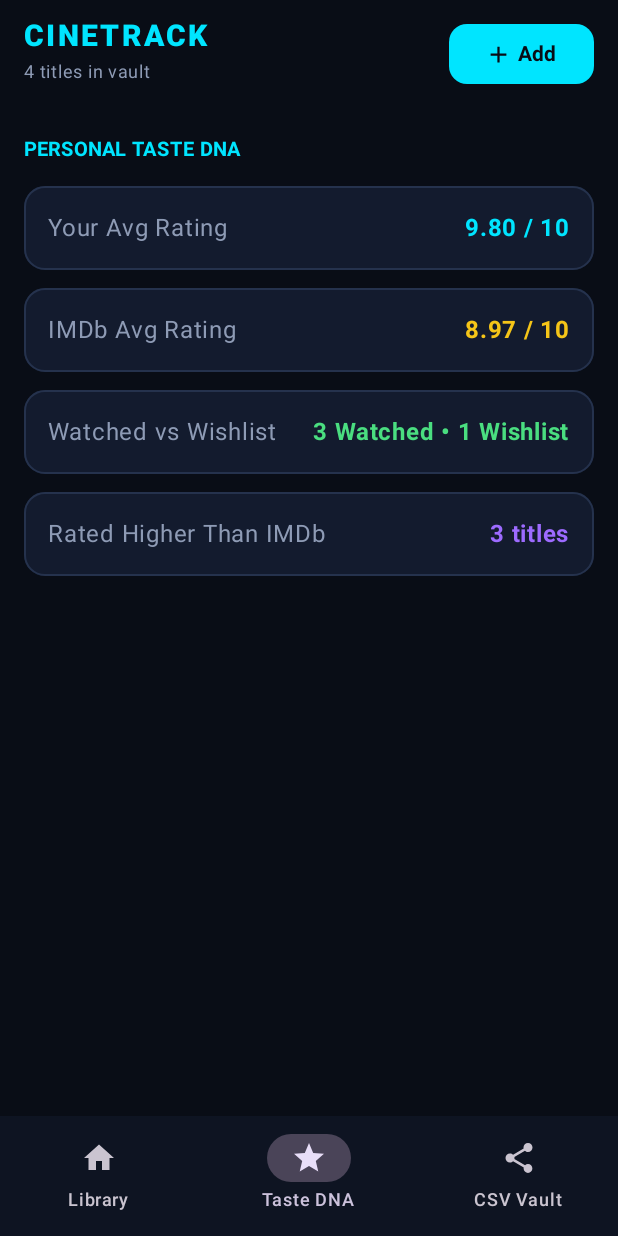
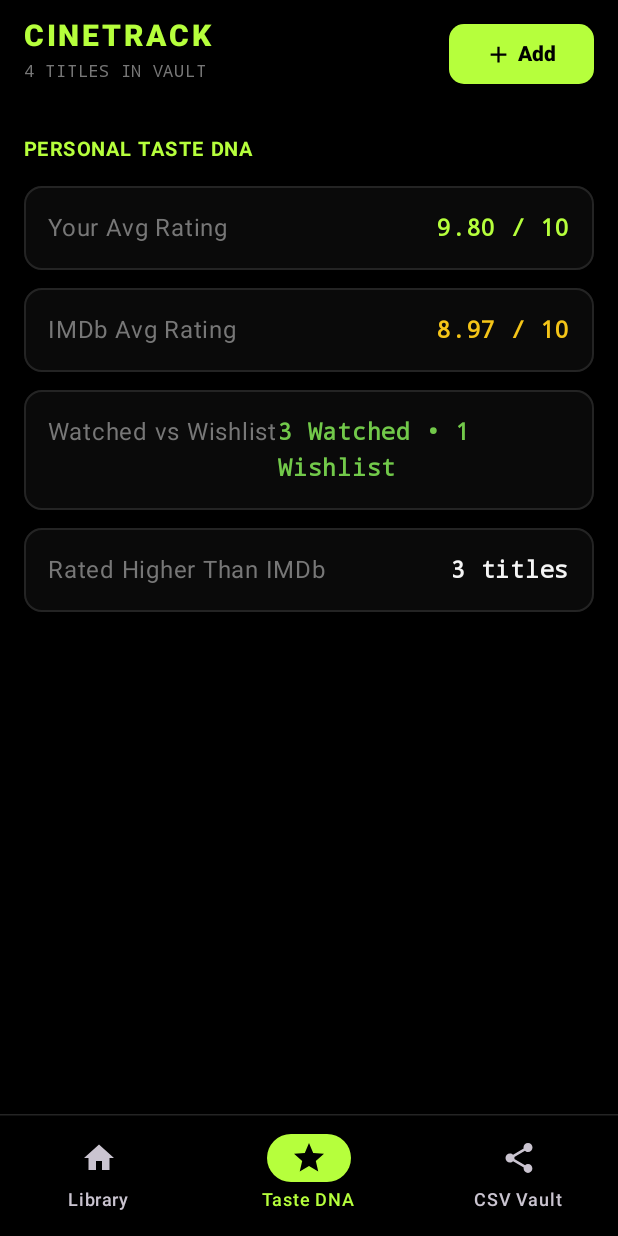
Before and after one commit to me-Tu2/CineTrack, an Android app built with Jetpack Compose: the screen it shows after launch (MainActivity), item 2 of the bottom bar chosen, on a phone screen of 412 x 824 dp. Run offline under Robolectric (Android 15) with nearby library versions, the phone set to English and light mode, and no system bars.

Commit message:
Upgrade to Minimalist Neon OLED theme + Custom Neon Icon

```diff
--- a/app/src/main/java/com/cinetrack/hub/MainActivity.kt
+++ b/app/src/main/java/com/cinetrack/hub/MainActivity.kt
@@ -20,9 +20,9 @@ import androidx.compose.runtime.*
 import androidx.compose.ui.Alignment
 import androidx.compose.ui.Modifier
 import androidx.compose.ui.draw.clip
-import androidx.compose.ui.graphics.Brush
 import androidx.compose.ui.graphics.Color
 import androidx.compose.ui.platform.LocalContext
+import androidx.compose.ui.text.font.FontFamily
 import androidx.compose.ui.text.font.FontWeight
 import androidx.compose.ui.text.style.TextOverflow
 import androidx.compose.ui.unit.dp
@@ -30,21 +30,21 @@ import androidx.compose.ui.unit.sp
 import java.util.Locale
 import kotlin.math.roundToInt
 
-private val BgObsidian = Color(0xFF090D16)
-private val GlassCard = Color(0xFF131B2E)
-private val GlassBorder = Color(0xFF25324D)
+private val OledBlack = Color(0xFF000000)
+private val CardSurface = Color(0xFF0A0A0A)
+private val DividerLine = Color(0xFF242424)
+private val NeonGreen = Color(0xFFB6FF3C)
+private val SecondaryGreen = Color(0xFF72C94A)
 private val ImdbGold = Color(0xFFF5C518)
-private val SpeedCyan = Color(0xFF00E5FF)
-private val NeonPurple = Color(0xFF9D6BFF)
-private val TextPrimary = Color(0xFFF3F6FC)
-private val TextMuted = Color(0xFF8E9BB5)
+private val TextWhite = Color(0xFFF5F5F5)
+private val TextMuted = Color(0xFF777777)
 
 class MainActivity : ComponentActivity() {
     override fun onCreate(savedInstanceState: Bundle?) {
         super.onCreate(savedInstanceState)
         setContent {
-            MaterialTheme(colorScheme = darkColorScheme(background = BgObsidian, surface = GlassCard, primary = SpeedCyan, onBackground = TextPrimary, onSurface = TextPrimary)) {
-                Surface(modifier = Modifier.fillMaxSize(), color = BgObsidian) { CineTrackApp() }
+            MaterialTheme(colorScheme = darkColorScheme(background = OledBlack, surface = CardSurface, primary = NeonGreen, onBackground = TextWhite, onSurface = TextWhite)) {
+                Surface(modifier = Modifier.fillMaxSize(), color = OledBlack) { CineTrackApp() }
             }
         }
     }
@@ -59,23 +59,26 @@ fun CineTrackApp() {
     fun saveAll(list: List<MediaEntry>) { entries = list; StorageHelper.saveEntries(ctx, list) }
 
     Scaffold(
-        containerColor = BgObsidian,
+        containerColor = OledBlack,
         topBar = {
             Row(Modifier.fillMaxWidth().statusBarsPadding().padding(16.dp, 12.dp), verticalAlignment = Alignment.CenterVertically, horizontalArrangement = Arrangement.SpaceBetween) {
                 Column {
-                    Text("CINETRACK", color = SpeedCyan, fontSize = 20.sp, fontWeight = FontWeight.ExtraBold, letterSpacing = 1.5.sp)
-                    Text("${entries.size} titles in vault", color = TextMuted, fontSize = 12.sp)
+                    Text("CINETRACK", color = NeonGreen, fontSize = 20.sp, fontWeight = FontWeight.Black, letterSpacing = 1.8.sp)
+                    Text("${entries.size} TITLES IN VAULT", color = TextMuted, fontSize = 11.sp, fontFamily = FontFamily.Monospace)
                 }
-                Button(onClick = { showAdd = true }, colors = ButtonDefaults.buttonColors(containerColor = SpeedCyan, contentColor = BgObsidian), shape = RoundedCornerShape(12.dp)) {
-                    Icon(Icons.Default.Add, null, Modifier.size(18.dp)); Spacer(Modifier.width(4.dp)); Text("Add", fontWeight = FontWeight.Bold)
+                Button(onClick = { showAdd = true }, colors = ButtonDefaults.buttonColors(containerColor = NeonGreen, contentColor = OledBlack), shape = RoundedCornerShape(10.dp)) {
+                    Icon(Icons.Default.Add, null, Modifier.size(18.dp)); Spacer(Modifier.width(4.dp)); Text("Add", fontWeight = FontWeight.ExtraBold)
                 }
             }
         },
         bottomBar = {
-            NavigationBar(containerColor = Color(0xFF0E1422)) {
-                NavigationBarItem(selected = tab == 0, onClick = { tab = 0 }, icon = { Icon(Icons.Default.Home, null) }, label = { Text("Library") })
-                NavigationBarItem(selected = tab == 1, onClick = { tab = 1 }, icon = { Icon(Icons.Default.Star, null) }, label = { Text("Taste DNA") })
-                NavigationBarItem(selected = tab == 2, onClick = { tab = 2 }, icon = { Icon(Icons.Default.Share, null) }, label = { Text("CSV Vault") })
+            Column {
+                HorizontalDivider(color = DividerLine, thickness = 1.dp)
+                NavigationBar(containerColor = OledBlack) {
+                    NavigationBarItem(selected = tab == 0, onClick = { tab = 0 }, icon = { Icon(Icons.Default.Home, null) }, label = { Text("Library") }, colors = NavigationBarItemDefaults.colors(selectedIconColor = OledBlack, indicatorColor = NeonGreen, selectedTextColor = NeonGreen))
+                    NavigationBarItem(selected = tab == 1, onClick = { tab = 1 }, icon = { Icon(Icons.Default.Star, null) }, label = { Text("Taste DNA") }, colors = NavigationBarItemDefaults.colors(selectedIconColor = OledBlack, indicatorColor = NeonGreen, selectedTextColor = NeonGreen))
+                    NavigationBarItem(selected = tab == 2, onClick = { tab = 2 }, icon = { Icon(Icons.Default.Share, null) }, label = { Text("CSV Vault") }, colors = NavigationBarItemDefaults.colors(selectedIconColor = OledBlack, indicatorColor = NeonGreen, selectedTextColor = NeonGreen))
+                }
             }
         }
     ) { pad ->
@@ -102,49 +105,66 @@ fun LibraryScreen(entries: List<MediaEntry>, onToggle: (MediaEntry) -> Unit, onD
 
     LazyColumn(Modifier.fillMaxSize().padding(horizontal = 16.dp), verticalArrangement = Arrangement.spacedBy(12.dp), contentPadding = PaddingValues(bottom = 24.dp)) {
         item {
-            Card(shape = RoundedCornerShape(18.dp), border = BorderStroke(1.dp, SpeedCyan.copy(0.35f)), colors = CardDefaults.cardColors(containerColor = Color.Transparent)) {
-                Box(Modifier.fillMaxWidth().background(Brush.linearGradient(listOf(Color(0xFF152238), Color(0xFF0E1626)))).padding(16.dp)) {
-                    Column {
-                        Text("⚡ SPEED-WATCH TIME SAVED", color = SpeedCyan, fontSize = 11.sp, fontWeight = FontWeight.Bold)
-                        Spacer(Modifier.height(6.dp))
-                        Row(Modifier.fillMaxWidth(), horizontalArrangement = Arrangement.SpaceBetween, verticalAlignment = Alignment.Bottom) {
-                            Column { Text(formatHoursMins(saved), color = Color.White, fontSize = 26.sp, fontWeight = FontWeight.ExtraBold); Text("Saved at 1.35x–1.75x", color = TextMuted, fontSize = 12.sp) }
-                            Column(horizontalAlignment = Alignment.End) { Text("Total: ${formatHoursMins(origMins)}", color = TextPrimary, fontSize = 12.sp); Text("Actual: ${formatHoursMins(actMins)}", color = SpeedCyan, fontSize = 12.sp) }
+            Card(shape = RoundedCornerShape(16.dp), border = BorderStroke(1.dp, NeonGreen.copy(0.45f)), colors = CardDefaults.cardColors(containerColor = CardSurface)) {
+                Column(Modifier.fillMaxWidth().padding(16.dp)) {
+                    Row(Modifier.fillMaxWidth(), horizontalArrangement = Arrangement.SpaceBetween, verticalAlignment = Alignment.CenterVertically) {
+                        Text("⚡ SPEED-WATCH SAVED", color = NeonGreen, fontSize = 11.sp, fontWeight = FontWeight.Bold, letterSpacing = 1.sp)
+                        Box(Modifier.clip(RoundedCornerShape(6.dp)).background(NeonGreen.copy(0.15f)).padding(8.dp, 2.dp)) {
+                            Text("OLED MODE", color = NeonGreen, fontSize = 10.sp, fontWeight = FontWeight.Bold)
+                        }
+                    }
+                    Spacer(Modifier.height(8.dp))
+                    Row(Modifier.fillMaxWidth(), horizontalArrangement = Arrangement.SpaceBetween, verticalAlignment = Alignment.Bottom) {
+                        Column {
+                            Text(formatHoursMins(saved), color = NeonGreen, fontSize = 30.sp, fontWeight = FontWeight.Black, fontFamily = FontFamily.Monospace)
+                            Text("Saved at 1.35x–1.75x speed", color = TextMuted, fontSize = 12.sp)
+                        }
+                        Column(horizontalAlignment = Alignment.End) {
+                            Text("Content: ${formatHoursMins(origMins)}", color = TextWhite, fontSize = 12.sp, fontFamily = FontFamily.Monospace)
+                            Text("Actual: ${formatHoursMins(actMins)}", color = SecondaryGreen, fontSize = 12.sp, fontFamily = FontFamily.Monospace)
                         }
                     }
                 }
             }
         }
-        item { OutlinedTextField(value = q, onValueChange = { q = it }, placeholder = { Text("Search title or tag...", color = TextMuted) }, leadingIcon = { Icon(Icons.Default.Search, null, tint = TextMuted) }, singleLine = true, shape = RoundedCornerShape(14.dp), modifier = Modifier.fillMaxWidth()) }
-        item { LazyRow(horizontalArrangement = Arrangement.spacedBy(8.dp)) { items(listOf("All", "Watched", "Wishlist", "Anime", "Movie", "Series")) { f -> FilterChip(selected = filter == f, onClick = { filter = f }, label = { Text(f, fontSize = 12.sp) }) } } }
+        item { OutlinedTextField(value = q, onValueChange = { q = it }, placeholder = { Text("Search title or tag...", color = TextMuted) }, leadingIcon = { Icon(Icons.Default.Search, null, tint = NeonGreen) }, singleLine = true, shape = RoundedCornerShape(12.dp), modifier = Modifier.fillMaxWidth()) }
+        item {
+            LazyRow(horizontalArrangement = Arrangement.spacedBy(8.dp)) {
+                items(listOf("All", "Watched", "Wishlist", "Anime", "Movie", "Series")) { f ->
+                    val sel = filter == f
+                    FilterChip(selected = sel, onClick = { filter = f }, label = { Text(f, fontSize = 12.sp, fontWeight = if (sel) FontWeight.Bold else FontWeight.Normal) }, colors = FilterChipDefaults.filterChipColors(selectedContainerColor = NeonGreen, selectedLabelColor = OledBlack, containerColor = CardSurface, labelColor = TextMuted))
+                }
+            }
+        }
         items(list, key = { it.id }) { item ->
             val sMins = if (item.status == "Watched") (item.runtimeMinutes - (item.runtimeMinutes / item.speed).roundToInt()).coerceAtLeast(0) else 0
-            Card(shape = RoundedCornerShape(16.dp), colors = CardDefaults.cardColors(containerColor = GlassCard), border = BorderStroke(1.dp, GlassBorder), modifier = Modifier.fillMaxWidth()) {
+            Card(shape = RoundedCornerShape(14.dp), colors = CardDefaults.cardColors(containerColor = CardSurface), border = BorderStroke(1.dp, DividerLine), modifier = Modifier.fillMaxWidth()) {
                 Column(Modifier.padding(14.dp)) {
                     Row(Modifier.fillMaxWidth(), horizontalArrangement = Arrangement.SpaceBetween, verticalAlignment = Alignment.CenterVertically) {
                         Row(verticalAlignment = Alignment.CenterVertically, modifier = Modifier.weight(1f)) {
-                            Box(Modifier.clip(RoundedCornerShape(6.dp)).background(NeonPurple.copy(0.2f)).padding(7.dp, 2.dp)) { Text(item.type.uppercase(), color = NeonPurple, fontSize = 10.sp, fontWeight = FontWeight.Bold) }
+                            Box(Modifier.clip(RoundedCornerShape(4.dp)).background(NeonGreen.copy(0.15f)).padding(6.dp, 2.dp)) { Text(item.type.uppercase(), color = NeonGreen, fontSize = 10.sp, fontWeight = FontWeight.Bold) }
                             Spacer(Modifier.width(8.dp))
-                            Text(item.title, color = TextPrimary, fontSize = 15.sp, fontWeight = FontWeight.Bold, maxLines = 1, overflow = TextOverflow.Ellipsis)
+                            Text(item.title, color = TextWhite, fontSize = 15.sp, fontWeight = FontWeight.Bold, maxLines = 1, overflow = TextOverflow.Ellipsis)
                         }
                         IconButton(onClick = { onDel(item) }, modifier = Modifier.size(28.dp)) { Icon(Icons.Default.Delete, null, tint = TextMuted, modifier = Modifier.size(16.dp)) }
                     }
                     Spacer(Modifier.height(10.dp))
                     Row(Modifier.fillMaxWidth(), horizontalArrangement = Arrangement.SpaceBetween, verticalAlignment = Alignment.CenterVertically) {
                         Row(horizontalArrangement = Arrangement.spacedBy(8.dp)) {
-                            Box(Modifier.clip(RoundedCornerShape(8.dp)).background(SpeedCyan.copy(0.15f)).padding(8.dp, 4.dp)) { Text("You: ${String.format(Locale.US, "%.1f", item.userRating)}/10", color = SpeedCyan, fontSize = 12.sp, fontWeight = FontWeight.Bold) }
-                            Box(Modifier.clip(RoundedCornerShape(8.dp)).background(ImdbGold.copy(0.18f)).padding(8.dp, 4.dp)) { Text("IMDb: ${String.format(Locale.US, "%.1f", item.imdbRating)}", color = ImdbGold, fontSize = 12.sp, fontWeight = FontWeight.Bold) }
+                            Box(Modifier.clip(RoundedCornerShape(6.dp)).background(NeonGreen.copy(0.14f)).padding(8.dp, 4.dp)) { Text("You: ${String.format(Locale.US, "%.1f", item.userRating)}", color = NeonGreen, fontSize = 12.sp, fontWeight = FontWeight.Bold, fontFamily = FontFamily.Monospace) }
+                            Box(Modifier.clip(RoundedCornerShape(6.dp)).background(ImdbGold.copy(0.15f)).padding(8.dp, 4.dp)) { Text("IMDb: ${String.format(Locale.US, "%.1f", item.imdbRating)}", color = ImdbGold, fontSize = 12.sp, fontWeight = FontWeight.Bold, fontFamily = FontFamily.Monospace) }
+                            Box(Modifier.clip(RoundedCornerShape(6.dp)).background(Color(0xFF161616)).padding(8.dp, 4.dp)) { Text("${item.speed}x", color = SecondaryGreen, fontSize = 12.sp, fontWeight = FontWeight.Bold, fontFamily = FontFamily.Monospace) }
                         }
                         val w = item.status == "Watched"
-                        Box(Modifier.clip(RoundedCornerShape(20.dp)).background(if (w) Color(0xFF153B2E) else Color(0xFF362A14)).clickable { onToggle(item) }.padding(10.dp, 4.dp)) {
-                            Text(if (w) "✓ Watched" else "+ Wishlist", color = if (w) Color(0xFF4ADE80) else ImdbGold, fontSize = 11.sp, fontWeight = FontWeight.SemiBold)
+                        Box(Modifier.clip(RoundedCornerShape(8.dp)).background(if (w) NeonGreen else Color(0xFF1A1A1A)).clickable { onToggle(item) }.padding(10.dp, 4.dp)) {
+                            Text(if (w) "✓ Watched" else "+ Wishlist", color = if (w) OledBlack else ImdbGold, fontSize = 11.sp, fontWeight = FontWeight.ExtraBold)
                         }
                     }
                     Spacer(Modifier.height(8.dp))
-                    Text("Runtime: ${formatHoursMins(item.runtimeMinutes)} • ${item.speed}x" + if (sMins > 0) " (Saved ${sMins}m)" else "", color = TextMuted, fontSize = 11.sp)
+                    Text("Runtime: ${formatHoursMins(item.runtimeMinutes)}" + if (sMins > 0) " • Saved ${sMins}m" else "", color = TextMuted, fontSize = 11.sp, fontFamily = FontFamily.Monospace)
                     if (item.tags.isNotEmpty()) {
                         Spacer(Modifier.height(8.dp))
-                        Row(horizontalArrangement = Arrangement.spacedBy(6.dp)) { item.tags.forEach { t -> Box(Modifier.clip(RoundedCornerShape(6.dp)).background(Color(0xFF1D273D)).padding(8.dp, 3.dp)) { Text(t, color = TextMuted, fontSize = 10.sp) } } }
+                        Row(horizontalArrangement = Arrangement.spacedBy(6.dp)) { item.tags.forEach { t -> Box(Modifier.clip(RoundedCornerShape(4.dp)).border(1.dp, DividerLine, RoundedCornerShape(4.dp)).padding(8.dp, 3.dp)) { Text(t, color = TextMuted, fontSize = 10.sp) } } }
                     }
                 }
             }
@@ -158,15 +178,15 @@ fun StatsScreen(entries: List<MediaEntry>) {
     val avgU = if (w.isNotEmpty()) w.map { it.userRating }.average() else 0.0
     val avgI = if (w.isNotEmpty()) w.map { it.imdbRating }.average() else 0.0
     Column(Modifier.fillMaxSize().verticalScroll(rememberScrollState()).padding(16.dp), verticalArrangement = Arrangement.spacedBy(12.dp)) {
-        Text("PERSONAL TASTE DNA", color = SpeedCyan, fontWeight = FontWeight.Bold, fontSize = 13.sp)
+        Text("PERSONAL TASTE DNA", color = NeonGreen, fontWeight = FontWeight.Bold, fontSize = 13.sp, letterSpacing = 1.sp)
         listOf(
-            Triple("Your Avg Rating", "${String.format(Locale.US, "%.2f", avgU)} / 10", SpeedCyan),
+            Triple("Your Avg Rating", "${String.format(Locale.US, "%.2f", avgU)} / 10", NeonGreen),
             Triple("IMDb Avg Rating", "${String.format(Locale.US, "%.2f", avgI)} / 10", ImdbGold),
-            Triple("Watched vs Wishlist", "${w.size} Watched • ${entries.size - w.size} Wishlist", Color(0xFF4ADE80)),
-            Triple("Rated Higher Than IMDb", "${w.count { it.userRating > it.imdbRating }} titles", NeonPurple)
+            Triple("Watched vs Wishlist", "${w.size} Watched • ${entries.size - w.size} Wishlist", SecondaryGreen),
+            Triple("Rated Higher Than IMDb", "${w.count { it.userRating > it.imdbRating }} titles", TextWhite)
         ).forEach { (k, v, c) ->
-            Card(shape = RoundedCornerShape(14.dp), colors = CardDefaults.cardColors(containerColor = GlassCard), border = BorderStroke(1.dp, GlassBorder), modifier = Modifier.fillMaxWidth()) {
-                Row(Modifier.fillMaxWidth().padding(16.dp), horizontalArrangement = Arrangement.SpaceBetween) { Text(k, color = TextMuted); Text(v, color = c, fontWeight = FontWeight.Bold) }
+            Card(shape = RoundedCornerShape(12.dp), colors = CardDefaults.cardColors(containerColor = CardSurface), border = BorderStroke(1.dp, DividerLine), modifier = Modifier.fillMaxWidth()) {
+                Row(Modifier.fillMaxWidth().padding(16.dp), horizontalArrangement = Arrangement.SpaceBetween) { Text(k, color = TextMuted); Text(v, color = c, fontWeight = FontWeight.Bold, fontFamily = FontFamily.Monospace) }
             }
         }
     }
@@ -178,9 +198,9 @@ fun CsvVaultScreen(entries: List<MediaEntry>, onImport: (List<MediaEntry>) -> Un
     val imp = rememberLauncherForActivityResult(ActivityResultContracts.OpenDocument()) { uri: Uri? -> if (uri != null) onImport(CsvHelper.importFromUri(ctx, uri)) }
     val exp = rememberLauncherForActivityResult(ActivityResultContracts.CreateDocument("text/csv")) { uri: Uri? -> if (uri != null) { CsvHelper.exportToUri(ctx, uri, entries); Toast.makeText(ctx, "Exported!", Toast.LENGTH_SHORT).show() } }
     Column(Modifier.fillMaxSize().padding(16.dp), verticalArrangement = Arrangement.spacedBy(14.dp)) {
-        Text("1-SECOND CSV VAULT", color = SpeedCyan, fontWeight = FontWeight.Bold, fontSize = 13.sp)
-        Button(onClick = { imp.launch(arrayOf("text/*", "text/csv")) }, colors = ButtonDefaults.buttonColors(containerColor = SpeedCyan, contentColor = BgObsidian), shape = RoundedCornerShape(14.dp), modifier = Modifier.fillMaxWidth().height(50.dp)) { Text("Import CSV (Letterboxd / Trakt / Custom)", fontWeight = FontWeight.Bold) }
-        OutlinedButton(onClick = { exp.launch("cinetrack_backup.csv") }, border = BorderStroke(1.dp, ImdbGold), shape = RoundedCornerShape(14.dp), modifier = Modifier.fillMaxWidth().height(50.dp)) { Text("Export Clean CSV Backup", color = ImdbGold, fontWeight = FontWeight.Bold) }
+        Text("1-SECOND CSV VAULT", color = NeonGreen, fontWeight = FontWeight.Bold, fontSize = 13.sp, letterSpacing = 1.sp)
+        Button(onClick = { imp.launch(arrayOf("text/*", "text/csv")) }, colors = ButtonDefaults.buttonColors(containerColor = NeonGreen, contentColor = OledBlack), shape = RoundedCornerShape(12.dp), modifier = Modifier.fillMaxWidth().height(50.dp)) { Text("Import CSV (Letterboxd / Trakt / Custom)", fontWeight = FontWeight.ExtraBold) }
+        OutlinedButton(onClick = { exp.launch("cinetrack_backup.csv") }, border = BorderStroke(1.dp, DividerLine), shape = RoundedCornerShape(12.dp), modifier = Modifier.fillMaxWidth().height(50.dp)) { Text("Export Clean CSV Backup", color = NeonGreen, fontWeight = FontWeight.Bold) }
     }
 }
 
@@ -190,7 +210,7 @@ fun AddTitleDialog(onDismiss: () -> Unit, onSave: (MediaEntry) -> Unit) {
     var uRat by remember { mutableStateOf("9.5") }; var iRat by remember { mutableStateOf("8.5") }; var mins by remember { mutableStateOf("140") }
     var spd by remember { mutableDoubleStateOf(1.5) }; val tags = remember { mutableStateListOf<String>() }
     AlertDialog(
-        onDismissRequest = onDismiss, containerColor = GlassCard, title = { Text("Add Title", fontWeight = FontWeight.Bold) },
+        onDismissRequest = onDismiss, containerColor = CardSurface, title = { Text("Add Title", fontWeight = FontWeight.Bold, color = NeonGreen) },
         text = {
             Column(Modifier.verticalScroll(rememberScrollState()), verticalArrangement = Arrangement.spacedBy(8.dp)) {
                 OutlinedTextField(value = title, onValueChange = { title = it }, label = { Text("Title") }, singleLine = true)
@@ -207,7 +227,7 @@ fun AddTitleDialog(onDismiss: () -> Unit, onSave: (MediaEntry) -> Unit) {
                 }
             }
         },
-        confirmButton = { Button(onClick = { if (title.isNotBlank()) onSave(MediaEntry(title = title.trim(), type = type, status = status, userRating = uRat.toDoubleOrNull() ?: 9.0, imdbRating = iRat.toDoubleOrNull() ?: 8.0, runtimeMinutes = mins.toIntOrNull() ?: 120, speed = spd, tags = tags.toList())) }, colors = ButtonDefaults.buttonColors(containerColor = SpeedCyan, contentColor = BgObsidian)) { Text("Save", fontWeight = FontWeight.Bold) } },
+        confirmButton = { Button(onClick = { if (title.isNotBlank()) onSave(MediaEntry(title = title.trim(), type = type, status = status, userRating = uRat.toDoubleOrNull() ?: 9.0, imdbRating = iRat.toDoubleOrNull() ?: 8.0, runtimeMinutes = mins.toIntOrNull() ?: 120, speed = spd, tags = tags.toList())) }, colors = ButtonDefaults.buttonColors(containerColor = NeonGreen, contentColor = OledBlack)) { Text("Save", fontWeight = FontWeight.ExtraBold) } },
         dismissButton = { TextButton(onClick = onDismiss) { Text("Cancel", color = TextMuted) } }
     )
 }
--- /dev/null
+++ b/app/src/main/res/drawable/ic_launcher_background.xml
@@ -0,0 +1,5 @@
+<?xml version="1.0" encoding="utf-8"?>
+<vector xmlns:android="http://schemas.android.com/apk/res/android" android:width="108dp" android:height="108dp" android:viewportWidth="108" android:viewportHeight="108">
+    <path android:fillColor="#000000" android:pathData="M0,0h108v108h-108z"/>
+    <path android:fillColor="#111C06" android:pathData="M54,14A40,40 0 1,1 53.9,14z"/>
+</vector>
--- /dev/null
+++ b/app/src/main/res/drawable/ic_launcher_foreground.xml
@@ -0,0 +1,5 @@
+<?xml version="1.0" encoding="utf-8"?>
+<vector xmlns:android="http://schemas.android.com/apk/res/android" android:width="108dp" android:height="108dp" android:viewportWidth="108" android:viewportHeight="108">
+    <path android:fillColor="#B6FF3C" android:pathData="M35,34 L56,54 L35,74 Z"/>
+    <path android:fillColor="#72C94A" android:pathData="M54,34 L75,54 L54,74 Z"/>
+</vector>
--- /dev/null
+++ b/app/src/main/res/mipmap-anydpi-v26/ic_launcher.xml
@@ -0,0 +1,5 @@
+<?xml version="1.0" encoding="utf-8"?>
+<adaptive-icon xmlns:android="http://schemas.android.com/apk/res/android">
+    <background android:drawable="@drawable/ic_launcher_background"/>
+    <foreground android:drawable="@drawable/ic_launcher_foreground"/>
+</adaptive-icon>
```
Also changed, not shown: app/src/main/AndroidManifest.xml (+2 -5 lines).
